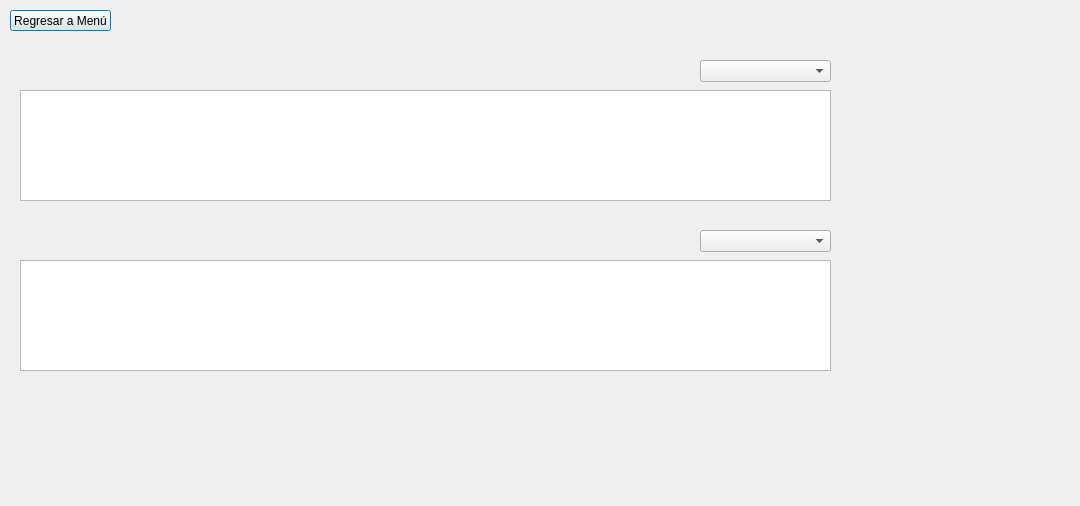
Old version of the form Proyecto_v1/ordenar_dialog.ui in the repository sndr1345v2/Algoritmia-Proyecto.
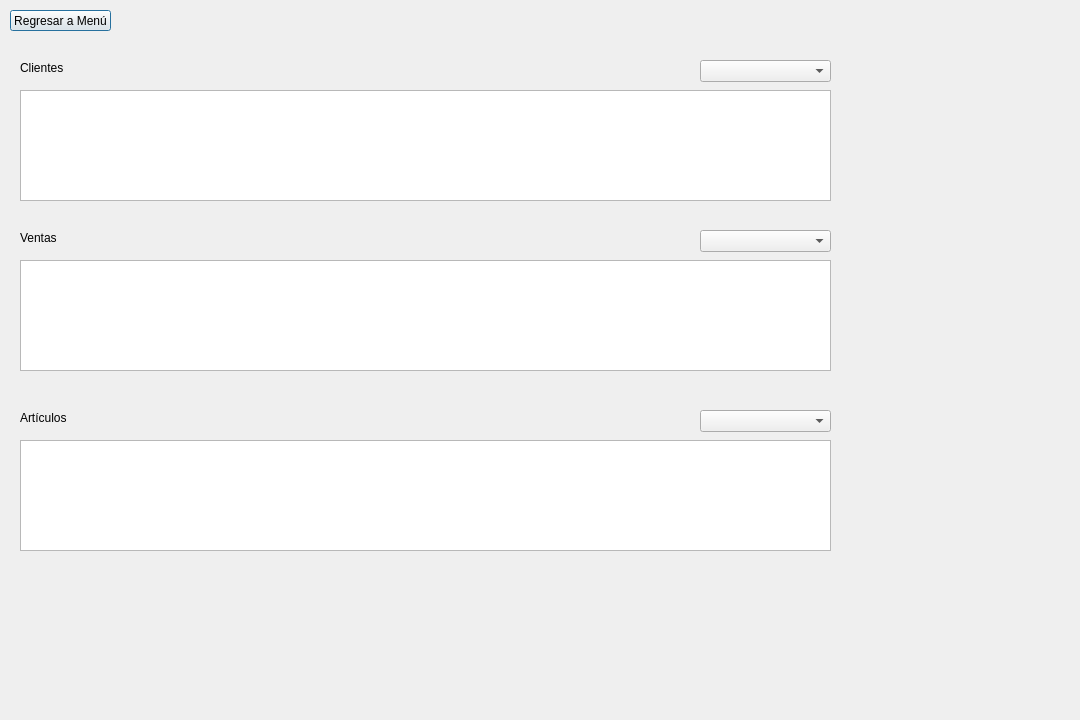
New version of the form.

What changed in the file:
```diff
--- a/Proyecto_v1/ordenar_dialog.ui
+++ b/Proyecto_v1/ordenar_dialog.ui
@@ -7,7 +7,7 @@
     <x>0</x>
     <y>0</y>
     <width>1080</width>
-    <height>506</height>
+    <height>720</height>
    </rect>
   </property>
   <property name="windowTitle">
@@ -66,6 +66,77 @@
     </rect>
    </property>
   </widget>
+  <widget class="QLabel" name="label">
+   <property name="geometry">
+    <rect>
+     <x>20</x>
+     <y>60</y>
+     <width>151</width>
+     <height>16</height>
+    </rect>
+   </property>
+   <property name="styleSheet">
+    <string notr="true">font: 12pt &quot;MS Shell Dlg 2&quot;;
+color: rgb(0, 0, 0);</string>
+   </property>
+   <property name="text">
+    <string>Clientes</string>
+   </property>
+  </widget>
+  <widget class="QLabel" name="label_2">
+   <property name="geometry">
+    <rect>
+     <x>20</x>
+     <y>230</y>
+     <width>151</width>
+     <height>16</height>
+    </rect>
+   </property>
+   <property name="styleSheet">
+    <string notr="true">font: 12pt &quot;MS Shell Dlg 2&quot;;
+color: rgb(0, 0, 0);</string>
+   </property>
+   <property name="text">
+    <string>Ventas</string>
+   </property>
+  </widget>
+  <widget class="QTableView" name="table_articulos">
+   <property name="geometry">
+    <rect>
+     <x>20</x>
+     <y>440</y>
+     <width>811</width>
+     <height>111</height>
+    </rect>
+   </property>
+  </widget>
+  <widget class="QLabel" name="label_3">
+   <property name="geometry">
+    <rect>
+     <x>20</x>
+     <y>410</y>
+     <width>151</width>
+     <height>16</height>
+    </rect>
+   </property>
+   <property name="styleSheet">
+    <string notr="true">font: 12pt &quot;MS Shell Dlg 2&quot;;
+color: rgb(0, 0, 0);</string>
+   </property>
+   <property name="text">
+    <string>Artículos</string>
+   </property>
+  </widget>
+  <widget class="QComboBox" name="comboBox_ordenar_3">
+   <property name="geometry">
+    <rect>
+     <x>700</x>
+     <y>410</y>
+     <width>131</width>
+     <height>22</height>
+    </rect>
+   </property>
+  </widget>
  </widget>
  <resources/>
  <connections/>
```
